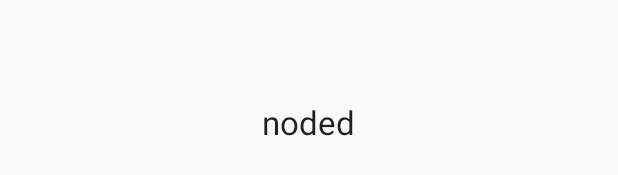
After one commit to JesseScott/noded, an Android app: the layout layout_node.xml on its own in the app's theme, with its tools: preview values and no code run, on a phone screen of 412 x 824 dp. The commit adds this screen. Shown: the part 496-671 px from the top of the screen. Run offline under Robolectric (Android 15) with nearby library versions, the phone set to English and light mode, and no system bars.

Commit message:
added second screen and transition

```diff
--- /dev/null
+++ b/android/noded/mobile/src/main/res/layout/layout_node.xml
@@ -0,0 +1,16 @@
+<?xml version="1.0" encoding="utf-8"?>
+<RelativeLayout xmlns:android="http://schemas.android.com/apk/res/android"
+              android:orientation="vertical"
+              android:layout_width="match_parent"
+              android:layout_height="match_parent">
+
+    <TextView
+        android:layout_width="wrap_content"
+        android:layout_height="wrap_content"
+        android:textAppearance="?android:attr/textAppearanceLarge"
+        android:text="noded"
+        android:id="@+id/textView"
+        android:layout_gravity="center_horizontal"
+        android:layout_centerVertical="true"
+        android:layout_centerHorizontal="true"/>
+</RelativeLayout>
--- a/android/noded/mobile/src/main/res/menu/menu_splash.xml
+++ b/android/noded/mobile/src/main/res/menu/menu_node.xml
@@ -1,7 +1,7 @@
 <menu xmlns:android="http://schemas.android.com/apk/res/android"
       xmlns:app="http://schemas.android.com/apk/res-auto"
       xmlns:tools="http://schemas.android.com/tools"
-      tools:context=".SplashActivity">
+      tools:context=".NodeActivity">
     <item android:id="@+id/action_settings"
           android:title="@string/action_settings"
           android:orderInCategory="100"
```
Also changed, not shown: android/noded/mobile/src/main/AndroidManifest.xml (+11 -1 lines), android/noded/mobile/src/main/java/jesses/co/tt/noded/NodeActivity.java (renamed from android/noded/mobile/src/main/java/jesses/co/tt/noded/SplashActivity.java, +8 -5 lines), android/noded/mobile/src/main/res/layout/activity_splash.xml (+6 -3 lines), 1 other file.
